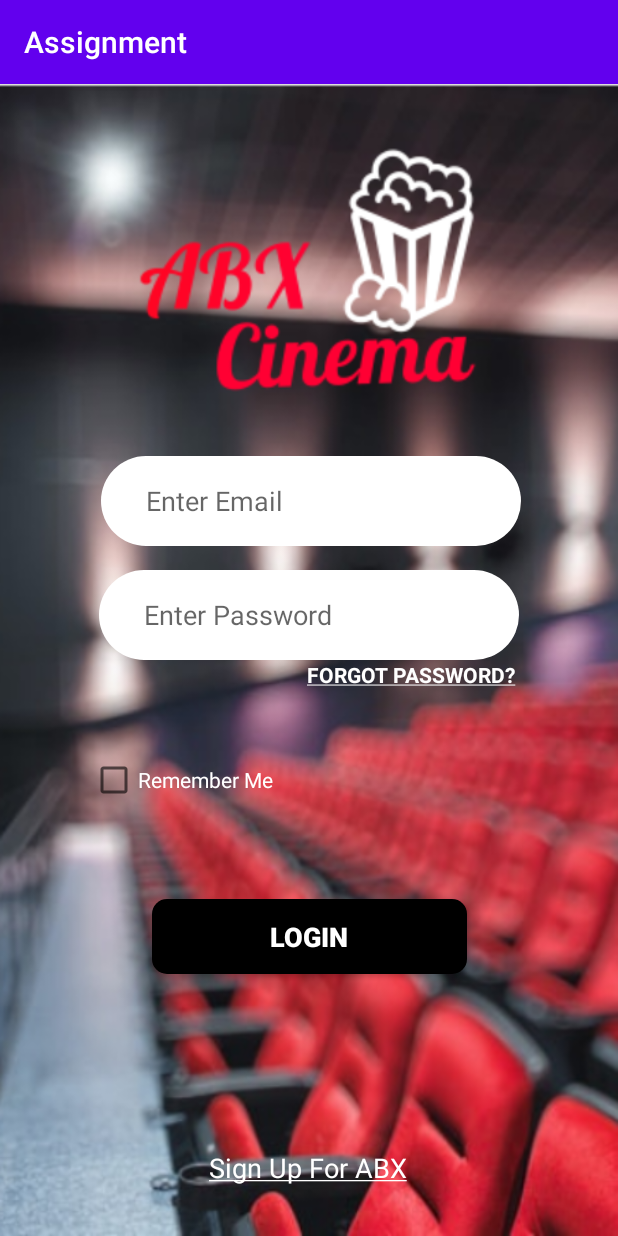
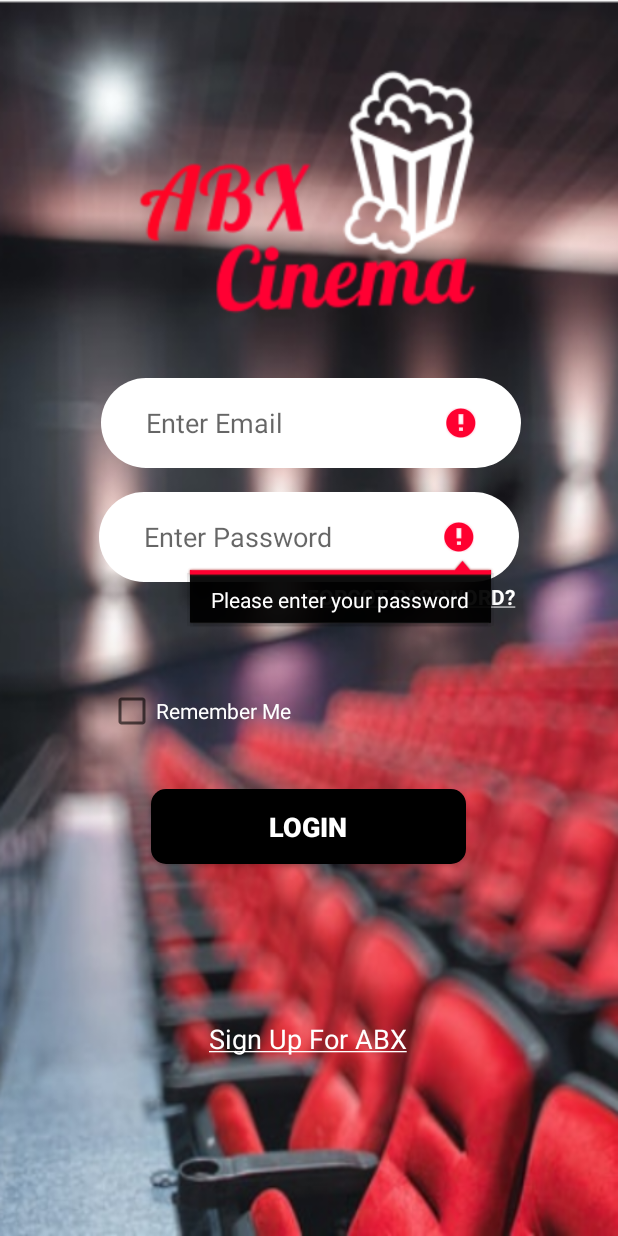
Before and after one commit to RyanYee1057/Assignment, an Android app: the screen it shows after launch (Login), after a tap on "LOGIN", on a phone screen of 412 x 824 dp. Run offline under Robolectric (Android 15) with nearby library versions, the light colour scheme and no system bars; our stand-ins replace Firebase (no records; nobody signed in at launch, a user with empty details on screens opened directly).

Commit message:
commit by huichien

```diff
--- a/app/src/main/java/com/example/assignment/Login.java
+++ b/app/src/main/java/com/example/assignment/Login.java
@@ -46,14 +46,11 @@
          // Remember me
          SharedPreferences preferences = getSharedPreferences("checkbox", MODE_PRIVATE);
          String checkbox = preferences.getString("rememberMe", "");
-         if (checkbox.equals("false")){
+         if (checkbox.equals("false")) {
              FirebaseAuth.getInstance().signOut();
-             SharedPreferences.Editor editor = preferences.edit();
-             editor.putString("rememberMe","true");
-             editor.apply();
          }
 
-        btn.setOnClickListener(new View.OnClickListener(){
+         btn.setOnClickListener(new View.OnClickListener(){
         @Override
         public void onClick(View view) {
             String email =ed1.getText().toString();
@@ -74,7 +71,6 @@
                 ed1.setError("invalid email");
                 ed1.requestFocus();
             }
-
             else if(pwd.isEmpty()){
                 ed2.setError("Please enter your password");
                 ed2.requestFocus();
@@ -108,13 +104,6 @@
              @Override
              public void onAuthStateChanged(@NonNull FirebaseAuth firebaseAuth) {
                  FirebaseUser mFirebaseUser = mFirebaseAuth.getCurrentUser();
-               /*  if(mFirebaseUser!=null){
-                    Toast.makeText(Login.this,"You are logged in",Toast.LENGTH_SHORT).show();
-                     startActivity(new Intent(Login.this,MainActivity.class));
-                 }
-                 else{
-                     Toast.makeText(Login.this,"Please Login",Toast.LENGTH_SHORT).show();
-                 }*/
              }
          };
         text.setOnClickListener(new View.OnClickListener() {
--- a/app/src/main/java/com/example/assignment/MainActivity.java
+++ b/app/src/main/java/com/example/assignment/MainActivity.java
@@ -23,13 +23,14 @@
 
 import com.google.android.material.navigation.NavigationView;
 import com.google.firebase.auth.FirebaseAuth;
+import com.google.firebase.auth.FirebaseUser;
 
 
 public class MainActivity extends AppCompatActivity {
 
     private static final String TAG = "MainActivity"; //test
     private ViewPager mViewPager;
-
+    FirebaseAuth mFirebaseAuth;
     // Tag for the intent extra.
     public static final String EXTRA_MESSAGE =
             "com.example.android.assignment.extra.MESSAGE";
@@ -45,7 +46,15 @@
     @Override
     protected void onCreate(Bundle savedInstanceState) {
         super.onCreate(savedInstanceState);
-
+        mFirebaseAuth=FirebaseAuth.getInstance();
+        FirebaseUser mFirebaseUser = mFirebaseAuth.getCurrentUser();
+        if(mFirebaseUser!=null){
+            Toast.makeText(MainActivity.this,"You are logged in",Toast.LENGTH_SHORT).show();
+        }
+        else{
+            Toast.makeText(MainActivity.this,"Please Login",Toast.LENGTH_SHORT).show();
+            startActivity(new Intent(MainActivity.this,Login.class));
+        }
         //test
         setContentView(R.layout.activity_main);
 
--- a/app/src/main/res/layout/activity_main.xml
+++ b/app/src/main/res/layout/activity_main.xml
@@ -23,7 +23,7 @@
         android:layout_width="wrap_content"
         android:layout_height="wrap_content"
         android:onClick="test"
-        android:text="@string/login"
+        android:text="@string/sign_out"
         app:layout_constraintEnd_toStartOf="@+id/start"
         app:layout_constraintStart_toStartOf="parent"
         app:layout_constraintTop_toTopOf="@+id/start" />
--- a/app/src/main/res/layout/login.xml
+++ b/app/src/main/res/layout/login.xml
@@ -11,9 +11,10 @@
         android:id="@+id/logo"
         android:layout_width="292dp"
         android:layout_height="248dp"
+        android:layout_marginTop="4dp"
         android:contentDescription="@string/todo"
         app:layout_constraintEnd_toEndOf="parent"
-        app:layout_constraintHorizontal_bias="0.496"
+        app:layout_constraintHorizontal_bias="0.495"
         app:layout_constraintStart_toStartOf="parent"
         app:layout_constraintTop_toTopOf="parent"
         app:srcCompat="@drawable/abx_logo" />
@@ -42,78 +43,79 @@
         android:layout_width="280dp"
         android:layout_height="60dp"
         android:layout_marginTop="16dp"
+        android:autofillHints=""
+        android:background="@drawable/edit_round"
         android:hint="@string/prompt_password"
         android:imeActionLabel="@string/action_sign_in_short"
         android:imeOptions="actionDone"
         android:inputType="textPassword"
+        android:paddingStart="30dp"
         android:paddingLeft="30dp"
         android:paddingRight="30dp"
         android:selectAllOnFocus="true"
-        android:background="@drawable/edit_round"
         app:layout_constraintEnd_toEndOf="parent"
         app:layout_constraintStart_toStartOf="parent"
-        app:layout_constraintTop_toBottomOf="@+id/email"
-        android:autofillHints=""
-        android:paddingStart="30dp" />
+        app:layout_constraintTop_toBottomOf="@+id/email" />
+
 
     <Button
         android:id="@+id/login_button"
         android:layout_width="210dp"
         android:layout_height="50dp"
-        android:layout_marginTop="90dp"
-        android:layout_marginBottom="105dp"
+        android:layout_marginTop="36dp"
+        android:layout_marginBottom="12dp"
         android:background="@drawable/button_round"
         android:text="@string/login"
+        android:textColor="@android:color/white"
         android:textSize="18sp"
-        android:textColor="@android:color/white"
         app:layout_constraintBottom_toBottomOf="parent"
         app:layout_constraintEnd_toEndOf="parent"
+        app:layout_constraintHorizontal_bias="0.497"
         app:layout_constraintStart_toStartOf="parent"
-        app:layout_constraintTop_toBottomOf="@+id/password" />
+        app:layout_constraintTop_toBottomOf="@+id/password"
+        app:layout_constraintVertical_bias="0.301" />
 
     <CheckBox
         android:id="@+id/rememberMe"
         android:layout_width="wrap_content"
         android:layout_height="wrap_content"
-        android:layout_marginStart="60dp"
-        android:layout_marginLeft="60dp"
-        android:layout_marginTop="32dp"
+        android:layout_marginStart="72dp"
+        android:layout_marginTop="52dp"
         android:layout_marginBottom="32dp"
         android:text="@string/remember_me"
         android:textColor="@android:color/white"
         app:layout_constraintBottom_toTopOf="@+id/login_button"
         app:layout_constraintStart_toStartOf="parent"
-        app:layout_constraintTop_toBottomOf="@+id/password" />
-
+        app:layout_constraintTop_toBottomOf="@+id/password"
+        app:layout_constraintVertical_bias="0.821" />
 
     <TextView
         android:id="@+id/forgot"
         android:layout_width="wrap_content"
         android:layout_height="wrap_content"
         android:layout_marginEnd="68dp"
-        android:layout_marginRight="68dp"
         android:layout_marginBottom="42dp"
+        android:focusable="true"
         android:text="@string/forgot"
         android:textColor="@android:color/white"
         app:layout_constraintBottom_toTopOf="@+id/login_button"
         app:layout_constraintEnd_toEndOf="parent"
         app:layout_constraintTop_toBottomOf="@+id/password"
-        app:layout_constraintVertical_bias="0.0"
-        android:focusable="true" />
+        app:layout_constraintVertical_bias="0.0" />
 
     <TextView
         android:id="@+id/sign_up"
         android:layout_width="wrap_content"
         android:layout_height="wrap_content"
+        android:focusable="true"
         android:text="@string/sign_up"
+        android:textColor="@android:color/white"
         android:textSize="18sp"
-        android:textColor="@android:color/white"
         app:layout_constraintBottom_toBottomOf="parent"
         app:layout_constraintHorizontal_bias="0.498"
         app:layout_constraintLeft_toLeftOf="parent"
         app:layout_constraintRight_toRightOf="parent"
-        app:layout_constraintTop_toTopOf="parent"
-        app:layout_constraintVertical_bias="0.955"
-        android:focusable="true" />
+        app:layout_constraintTop_toBottomOf="@+id/login_button"
+        app:layout_constraintVertical_bias="0.467" />
 
 </androidx.constraintlayout.widget.ConstraintLayout>
--- a/app/src/main/res/values/strings.xml
+++ b/app/src/main/res/values/strings.xml
@@ -1,5 +1,5 @@
 <resources>
-    <string name="app_name">Assignment</string>
+    <string name="app_name">ABX Cinema</string>
     <string name="user_name">User Name</string>
     <string name="todo">TODO</string>
     <string name="phone_number">Phone Number</string>
@@ -41,7 +41,7 @@
     <string name="forgot"><b><u>FORGOT PASSWORD?</u></b></string>
     <string name="login"><b>LOGIN</b></string>
     <string name="sign_up"><u>Sign Up For ABX</u></string>
-
+    <string name="sign_out">Sign Out</string>
     <string name="signUp">Sign Up</string>
     <string name="phone">Phone</string>
     <string name="password">Password</string>
@@ -56,6 +56,7 @@
         (such as your email address or other contact information)\n1. Tickets sold are non-refundable.\n2. Please check the transaction amount before payment.
         Any disputes in the transaction amount discovered
         thereafter will not be entertained.</string>
+    <string name="img">1</string>
     <string name="promotion">Promotion</string>
     <string name="combo_popcorn">Combo Popcorn</string>
     <string name="ala_carte_popcorn">Ala carte Popcorn</string>
```
Also changed, not shown: app/src/main/AndroidManifest.xml (+7 -5 lines), app/src/main/res/layout/reset_pwd.xml (+4 -6 lines), app/src/main/res/layout/sign_up.xml (+8 -21 lines), app/src/main/res/drawable/logo.png (added).
